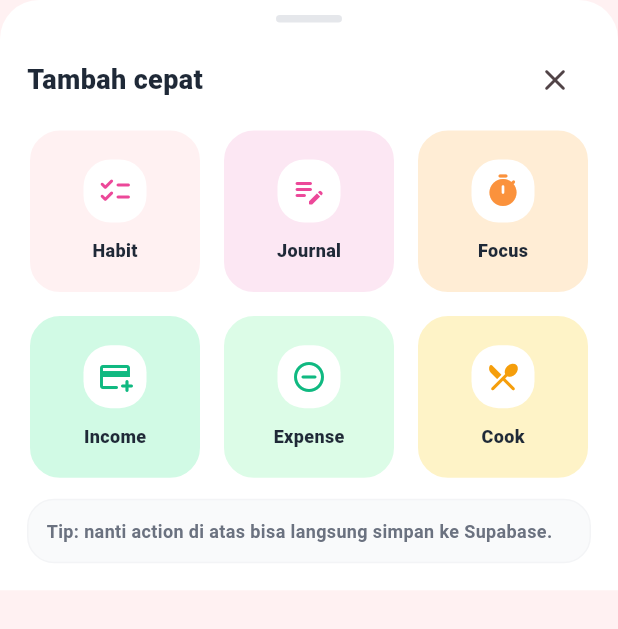
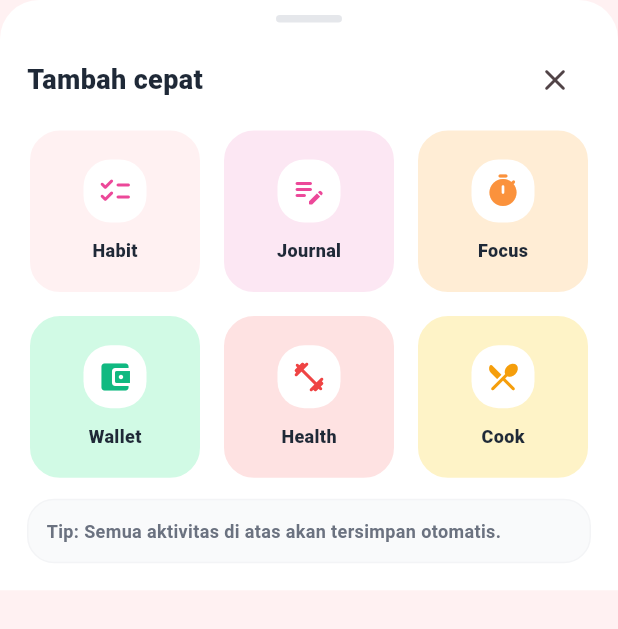
Before and after one commit to keysyayst/key_tracker, a Flutter app: the FabActionSheet widget shown alone on an empty page, opened directly, on a phone screen of 412 x 824 dp. Shown: the top 629 px of the screen. Run offline on Flutter 3.47's test engine with Material 3 defaults, Android fonts, the phone set to English and light mode, and no system bars; our stand-ins replace easy_date_timeline, flutter_dotenv, get, image_picker, percent_indicator, supabase_flutter; accounts and stored records are empty.

Commit message:
health & wallet

```diff
--- a/lib/app/modules/root/controllers/root_controller.dart
+++ b/lib/app/modules/root/controllers/root_controller.dart
@@ -13,10 +13,10 @@ class RootController extends GetxController {
       FabActionSheet(
         onAddHabit: () => Get.snackbar('Habit', 'Buka form tambah habit (next step)'),
         onAddJournal: () => Get.snackbar('Journal', 'Buka form journal (next step)'),
-        onAddIncome: () => Get.snackbar('Income', 'Buka form income (next step)'),
-        onAddExpense: () => Get.snackbar('Expense', 'Buka form expense (next step)'),
+        onWallet: () => Get.snackbar('Wallet', 'Buka manajemen keuangan (next step)'), // Income & Expense digabung
+        onHealth: () => Get.snackbar('Health', 'Buka tracker kesehatan (next step)'), // Menu baru
         onStartFocus: () => Get.snackbar('Focus', 'Mulai focus timer (next step)'),
-        onAddCook: () => Get.snackbar('Cook', 'Buka form tambah resep masakan (next step)'),
+        onAddCook: () => Get.snackbar('Cook', 'Buka form resep masakan (next step)'),
       ),
       isScrollControlled: true,
       backgroundColor: Colors.transparent,
--- a/lib/app/widgets/fab_action_sheet.dart
+++ b/lib/app/widgets/fab_action_sheet.dart
@@ -5,8 +5,8 @@ import '../themes/app_colors.dart';
 class FabActionSheet extends StatelessWidget {
   final VoidCallback onAddHabit;
   final VoidCallback onAddJournal;
-  final VoidCallback onAddIncome;
-  final VoidCallback onAddExpense;
+  final VoidCallback onWallet;
+  final VoidCallback onHealth;
   final VoidCallback onStartFocus;
   final VoidCallback onAddCook;
 
@@ -14,8 +14,8 @@ class FabActionSheet extends StatelessWidget {
     super.key,
     required this.onAddHabit,
     required this.onAddJournal,
-    required this.onAddIncome,
-    required this.onAddExpense,
+    required this.onWallet,
+    required this.onHealth,
     required this.onStartFocus,
     required this.onAddCook,
   });
@@ -70,6 +70,7 @@ class FabActionSheet extends StatelessWidget {
                 mainAxisSpacing: 12,
                 childAspectRatio: 1.05,
                 children: [
+                  // 1. Habit
                   _ActionTile(
                     icon: Icons.checklist_rounded,
                     title: 'Habit',
@@ -80,6 +81,7 @@ class FabActionSheet extends StatelessWidget {
                       onAddHabit();
                     },
                   ),
+                  // 2. Journal
                   _ActionTile(
                     icon: Icons.edit_note_rounded,
                     title: 'Journal',
@@ -90,6 +92,7 @@ class FabActionSheet extends StatelessWidget {
                       onAddJournal();
                     },
                   ),
+                  // 3. Focus
                   _ActionTile(
                     icon: Icons.timer_rounded,
                     title: 'Focus',
@@ -100,26 +103,29 @@ class FabActionSheet extends StatelessWidget {
                       onStartFocus();
                     },
                   ),
+                  // 4. Wallet
                   _ActionTile(
-                    icon: Icons.add_card_rounded,
-                    title: 'Income',
+                    icon: Icons.account_balance_wallet_rounded,
+                    title: 'Wallet',
                     bg: const Color(0xFFD1FAE5),
                     fg: AppColors.emerald500,
                     onTap: () {
                       Get.back();
-                      onAddIncome();
+                      onWallet();
                     },
                   ),
+                  // 5. Health (UPDATED ICON)
                   _ActionTile(
-                    icon: Icons.remove_circle_outline_rounded,
-                    title: 'Expense',
-                    bg: const Color(0xFFDCFCE7),
-                    fg: AppColors.emerald500,
+                    icon: Icons.fitness_center_rounded, // Ikon barbel/angkat beban
+                    title: 'Health',
+                    bg: const Color(0xFFFEE2E2),
+                    fg: const Color(0xFFEF4444),
                     onTap: () {
                       Get.back();
-                      onAddExpense();
+                      onHealth();
                     },
                   ),
+                  // 6. Cook
                   _ActionTile(
                     icon: Icons.restaurant_menu_rounded,
                     title: 'Cook',
@@ -145,7 +151,7 @@ class FabActionSheet extends StatelessWidget {
                   border: Border.all(color: const Color(0xFFF3F4F6)),
                 ),
                 child: const Text(
-                  'Tip: nanti action di atas bisa langsung simpan ke Supabase.',
+                  'Tip: Semua aktivitas di atas akan tersimpan otomatis.',
                   style: TextStyle(fontSize: 12, fontWeight: FontWeight.w700, color: AppColors.textMuted),
                 ),
               ),
```
